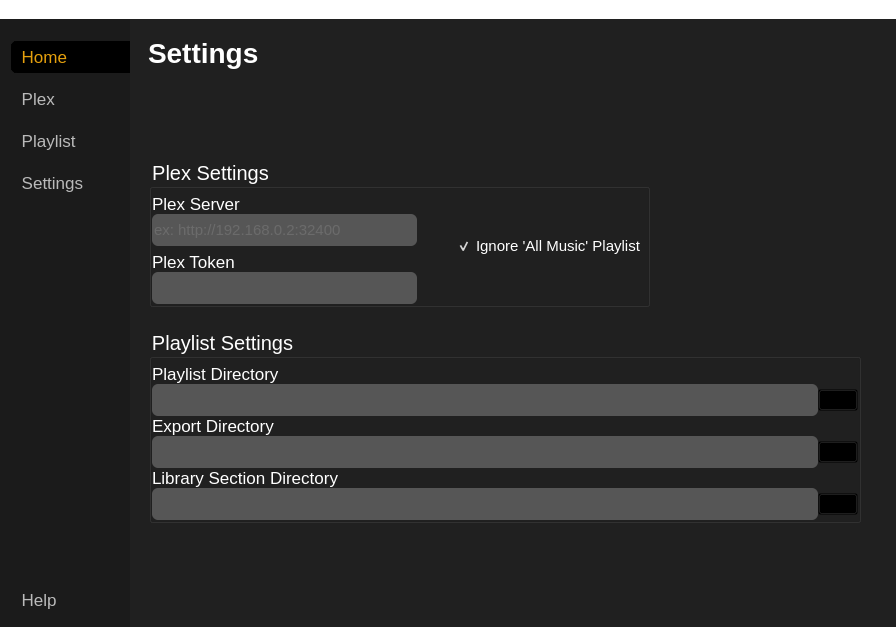
Before: the Qt Designer form main.ui in rchr157/plex-playlists, drawn with Qt 5.
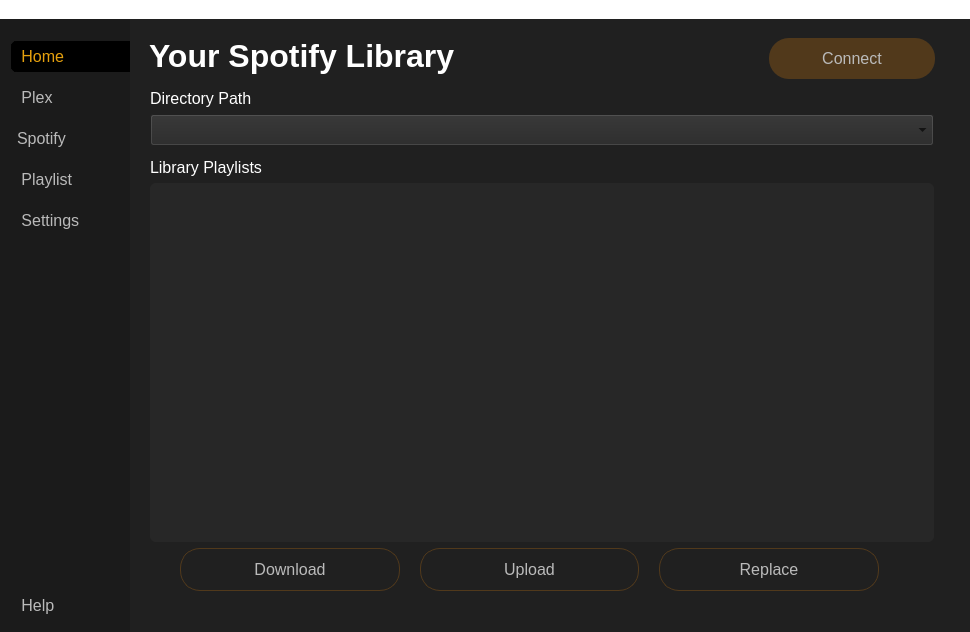
After: the same form once the commit is applied. The open tabs and pages were chosen to show the change. Icons and pictures are not drawn.

Commit message: added spotify functionality, added logging, updated UI

```diff
--- a/main.ui
+++ b/main.ui
@@ -6,8 +6,8 @@
    <rect>
     <x>0</x>
     <y>0</y>
-    <width>890</width>
-    <height>627</height>
+    <width>970</width>
+    <height>630</height>
    </rect>
   </property>
   <property name="windowTitle">
@@ -23,7 +23,7 @@
 	background-color: #565656;
 	color: white;
 	border-radius: 6px;
-	font-size: 15px;
+	font-size: 14px;
 	height: 32;
 }
 QComboBox{
@@ -31,7 +31,7 @@
 	selection-background-color: black;
 	selection-color: white;
 	color: black;
-	font-size: 15px;
+	font-size: 14px;
 	height: 26;
 }
 QListWidget{
@@ -42,11 +42,13 @@
 	alternate-background-color: #565656;
 }
 QLabel{
-	font-size:17px;
+	font-size:16px;
 }
-
-#lbl_home_title, #lbl_plex_title, #lbl_playlist_title, #lbl_settings_title{
-	font-size: 28px}
+QGroupBox{
+	font-size: 23px;
+}
+#lbl_home_title, #lbl_plex_title, #lbl_spotify_title, #lbl_playlist_title, #lbl_settings_title{
+	font-size: 32px}
 
 #centralwidget{
 	background-color: #202020;
@@ -55,12 +57,12 @@
 	background-color: #1B1B1B;
 }
 
-#btn_menu,#btn_plex_page,#btn_playlist_page,#btn_settings_page,#btn_help{
+#btn_menu,#btn_plex_page,#btn_spotify_page,#btn_playlist_page,#btn_settings_page,#btn_help{
 	background-color: #1B1B1B;
 	border: 6px solid #1B1B1B;
 	border-radius: 6px;
 	color: #BABABA;
-	font-size: 17px;
+	font-size: 16px;
 	text-align: left;
 }
 #btn_home_page{
@@ -68,31 +70,31 @@
 	border: 6px solid black;
 	border-radius: 6px;
 	color: #E5A00D;
-	font-size: 17px;
+	font-size: 16px;
 	text-align: left;
 }
 
-#btn_plex_download, #btn_plex_upload, #btn_plex_update{
+#btn_plex_download, #btn_plex_upload, #btn_plex_update, #btn_spotify_download, #btn_spotify_upload, #btn_spotify_update{
 	background-color: transparent;
 	color: #BABABA;
 	border: 1px solid #51391B;
 	border-radius: 20px;
-	font-size: 17px;
+	font-size: 16px;
 	height: 21px;
 	width: 104px;
 	padding: 10px 18px;
 }
-#btn_plex_connect{ 
+#btn_plex_connect, #btn_spotify_connect{ 
 	background-color: #51391B;
 	color: #BABABA;
 	border-radius: 20px;
-	font-size: 18px;
+	font-size: 16px;
 	height: 21px;
 	width: 130px;
 	padding: 10px 18px;
 }
 
-#cmb_library_prepend, #cmb_library_sections{
+#cmb_library_prepend, #cmb_library_sections, #cmb_spotify_prepend{
 	background-color: #272727;
 }
 #btn_playlist_convert, #btn_playlist_combine, #btn_tutorial{
@@ -100,23 +102,22 @@
 	border: 1px solid #E5A00D;
 	color: #E5A00D;
 	border-radius: 20px;
-	font-size: 17px;
+	font-size: 16px;
 	height: 21px;
 	width: 104px;
 	padding: 10px 18px;
 }
 
-#grpbox_plex_settings, #grpbox_playlist_settings{
-	font-size: 20px;
-}
+
 #lned_plex_server{
 	color: gray;
 }
 #chkbx_ignore_all{
-	font-size: 15px;
+	font-size: 16px;
 }
 #btn_add_prepend, #btn_add_section_directory, #btn_playlist_directory, #btn_export_directory{
 	background-color: transparent;
+	border: none;
 }
 
 
@@ -324,8 +325,39 @@
                </property>
                <property name="icon">
                 <iconset resource="resources.qrc">
-                 <normaloff>:/light/icons/light/vinyl-svgrepo-com.svg</normaloff>
-                 <activeon>:/white/icons/white/vinyl-svgrepo-com.svg</activeon>:/light/icons/light/vinyl-svgrepo-com.svg</iconset>
+                 <normaloff>:/light/icons/light/plex-svgrepo-com.svg</normaloff>:/light/icons/light/plex-svgrepo-com.svg</iconset>
+               </property>
+               <property name="iconSize">
+                <size>
+                 <width>24</width>
+                 <height>24</height>
+                </size>
+               </property>
+              </widget>
+             </item>
+             <item alignment="Qt::AlignLeft">
+              <widget class="QPushButton" name="btn_spotify_page">
+               <property name="sizePolicy">
+                <sizepolicy hsizetype="Expanding" vsizetype="Fixed">
+                 <horstretch>0</horstretch>
+                 <verstretch>0</verstretch>
+                </sizepolicy>
+               </property>
+               <property name="minimumSize">
+                <size>
+                 <width>130</width>
+                 <height>0</height>
+                </size>
+               </property>
+               <property name="cursor">
+                <cursorShape>PointingHandCursor</cursorShape>
+               </property>
+               <property name="text">
+                <string>Spotify</string>
+               </property>
+               <property name="icon">
+                <iconset resource="resources.qrc">
+                 <normaloff>:/light/icons/light/spotify-svgrepo-com.svg</normaloff>:/light/icons/light/spotify-svgrepo-com.svg</iconset>
                </property>
                <property name="iconSize">
                 <size>
@@ -914,6 +946,282 @@
                  </item>
                 </layout>
                </widget>
+               <widget class="QWidget" name="page_spotify">
+                <layout class="QVBoxLayout" name="verticalLayout_28">
+                 <property name="spacing">
+                  <number>0</number>
+                 </property>
+                 <item alignment="Qt::AlignTop">
+                  <widget class="QFrame" name="frame_spotify_title">
+                   <property name="frameShape">
+                    <enum>QFrame::StyledPanel</enum>
+                   </property>
+                   <property name="frameShadow">
+                    <enum>QFrame::Raised</enum>
+                   </property>
+                   <layout class="QHBoxLayout" name="horizontalLayout_19">
+                    <property name="topMargin">
+                     <number>9</number>
+                    </property>
+                    <property name="rightMargin">
+                     <number>25</number>
+                    </property>
+                    <property name="bottomMargin">
+                     <number>0</number>
+                    </property>
+                    <item alignment="Qt::AlignLeft|Qt::AlignTop">
+                     <widget class="QLabel" name="lbl_spotify_title">
+                      <property name="font">
+                       <font>
+                        <pointsize>-1</pointsize>
+                        <weight>75</weight>
+                        <bold>true</bold>
+                       </font>
+                      </property>
+                      <property name="text">
+                       <string>Your Spotify Library</string>
+                      </property>
+                     </widget>
+                    </item>
+                    <item alignment="Qt::AlignRight|Qt::AlignTop">
+                     <widget class="QPushButton" name="btn_spotify_connect">
+                      <property name="enabled">
+                       <bool>false</bool>
+                      </property>
+                      <property name="cursor">
+                       <cursorShape>PointingHandCursor</cursorShape>
+                      </property>
+                      <property name="text">
+                       <string>Connect</string>
+                      </property>
+                      <property name="icon">
+                       <iconset resource="resources.qrc">
+                        <normaloff>:/light/icons/light/server-square-cloud-svgrepo-com.svg</normaloff>:/light/icons/light/server-square-cloud-svgrepo-com.svg</iconset>
+                      </property>
+                      <property name="iconSize">
+                       <size>
+                        <width>24</width>
+                        <height>24</height>
+                       </size>
+                      </property>
+                     </widget>
+                    </item>
+                   </layout>
+                  </widget>
+                 </item>
+                 <item>
+                  <widget class="QFrame" name="frame_spotify_body">
+                   <property name="frameShape">
+                    <enum>QFrame::StyledPanel</enum>
+                   </property>
+                   <property name="frameShadow">
+                    <enum>QFrame::Raised</enum>
+                   </property>
+                   <layout class="QVBoxLayout" name="verticalLayout_31">
+                    <property name="spacing">
+                     <number>10</number>
+                    </property>
+                    <property name="topMargin">
+                     <number>7</number>
+                    </property>
+                    <property name="rightMargin">
+                     <number>25</number>
+                    </property>
+                    <property name="bottomMargin">
+                     <number>0</number>
+                    </property>
+                    <item>
+                     <widget class="QFrame" name="frame_12">
+                      <property name="frameShape">
+                       <enum>QFrame::StyledPanel</enum>
+                      </property>
+                      <property name="frameShadow">
+                       <enum>QFrame::Raised</enum>
+                      </property>
+                      <layout class="QVBoxLayout" name="verticalLayout_30">
+                       <property name="spacing">
+                        <number>6</number>
+                       </property>
+                       <property name="leftMargin">
+                        <number>0</number>
+                       </property>
+                       <property name="topMargin">
+                        <number>0</number>
+                       </property>
+                       <property name="rightMargin">
+                        <number>0</number>
+                       </property>
+                       <property name="bottomMargin">
+                        <number>0</number>
+                       </property>
+                       <item>
+                        <widget class="QLabel" name="lbl_spotify_prepend">
+                         <property name="font">
+                          <font>
+                           <pointsize>-1</pointsize>
+                          </font>
+                         </property>
+                         <property name="whatsThis">
+                          <string/>
+                         </property>
+                         <property name="text">
+                          <string>Directory Path</string>
+                         </property>
+                        </widget>
+                       </item>
+                       <item>
+                        <widget class="QComboBox" name="cmb_spotify_prepend">
+                         <property name="enabled">
+                          <bool>false</bool>
+                         </property>
+                         <property name="font">
+                          <font>
+                           <pointsize>-1</pointsize>
+                          </font>
+                         </property>
+                        </widget>
+                       </item>
+                      </layout>
+                     </widget>
+                    </item>
+                    <item>
+                     <widget class="QFrame" name="frame_11">
+                      <property name="frameShape">
+                       <enum>QFrame::StyledPanel</enum>
+                      </property>
+                      <property name="frameShadow">
+                       <enum>QFrame::Raised</enum>
+                      </property>
+                      <layout class="QVBoxLayout" name="verticalLayout_29">
+                       <property name="spacing">
+                        <number>6</number>
+                       </property>
+                       <property name="leftMargin">
+                        <number>0</number>
+                       </property>
+                       <property name="topMargin">
+                        <number>0</number>
+                       </property>
+                       <property name="rightMargin">
+                        <number>0</number>
+                       </property>
+                       <property name="bottomMargin">
+                        <number>0</number>
+                       </property>
+                       <item>
+                        <widget class="QLabel" name="lbl_spotify_playlists">
+                         <property name="font">
+                          <font>
+                           <pointsize>-1</pointsize>
+                          </font>
+                         </property>
+                         <property name="text">
+                          <string>Library Playlists</string>
+                         </property>
+                        </widget>
+                       </item>
+                       <item>
+                        <widget class="QListWidget" name="list_spotify_playlist">
+                         <property name="enabled">
+                          <bool>false</bool>
+                         </property>
+                         <property name="font">
+                          <font>
+                           <pointsize>11</pointsize>
+                          </font>
+                         </property>
+                         <property name="alternatingRowColors">
+                          <bool>true</bool>
+                         </property>
+                         <property name="selectionMode">
+                          <enum>QAbstractItemView::ExtendedSelection</enum>
+                         </property>
+                        </widget>
+                       </item>
+                       <item>
+                        <layout class="QHBoxLayout" name="horizontalLayout_20">
+                         <property name="spacing">
+                          <number>20</number>
+                         </property>
+                         <property name="leftMargin">
+                          <number>30</number>
+                         </property>
+                         <property name="topMargin">
+                          <number>0</number>
+                         </property>
+                         <property name="rightMargin">
+                          <number>55</number>
+                         </property>
+                         <item>
+                          <widget class="QPushButton" name="btn_spotify_download">
+                           <property name="enabled">
+                            <bool>false</bool>
+                           </property>
+                           <property name="text">
+                            <string>Download</string>
+                           </property>
+                           <property name="icon">
+                            <iconset resource="resources.qrc">
+                             <normaloff>:/light/icons/light/cloud-download-svgrepo-com.svg</normaloff>:/light/icons/light/cloud-download-svgrepo-com.svg</iconset>
+                           </property>
+                           <property name="iconSize">
+                            <size>
+                             <width>24</width>
+                             <height>24</height>
+                            </size>
+                           </property>
+                          </widget>
+                         </item>
+                         <item>
+                          <widget class="QPushButton" name="btn_spotify_upload">
+                           <property name="enabled">
+                            <bool>false</bool>
+                           </property>
+                           <property name="text">
+                            <string>Upload</string>
+                           </property>
+                           <property name="icon">
+                            <iconset resource="resources.qrc">
+                             <normaloff>:/light/icons/light/cloud-upload-svgrepo-com.svg</normaloff>:/light/icons/light/cloud-upload-svgrepo-com.svg</iconset>
+                           </property>
+                           <property name="iconSize">
+                            <size>
+                             <width>24</width>
+                             <height>24</height>
+                            </size>
+                           </property>
+                          </widget>
+                         </item>
+                         <item>
+                          <widget class="QPushButton" name="btn_spotify_update">
+                           <property name="enabled">
+                            <bool>false</bool>
+                           </property>
+                           <property name="text">
+                            <string>Replace</string>
+                           </property>
+                           <property name="icon">
+                            <iconset resource="resources.qrc">
+                             <normaloff>:/light/icons/light/refresh-svgrepo-com.svg</normaloff>:/light/icons/light/refresh-svgrepo-com.svg</iconset>
+                           </property>
+                           <property name="iconSize">
+                            <size>
+                             <width>24</width>
+                             <height>24</height>
+                            </size>
+                           </property>
+                          </widget>
+                         </item>
+                        </layout>
+                       </item>
+                      </layout>
+                     </widget>
+                    </item>
+                   </layout>
+                  </widget>
+                 </item>
+                </layout>
+               </widget>
                <widget class="QWidget" name="page_playlists">
                 <layout class="QVBoxLayout" name="verticalLayout_22">
                  <item>
@@ -1506,7 +1814,7 @@
                  <property name="spacing">
                   <number>0</number>
                  </property>
-                 <item>
+                 <item alignment="Qt::AlignTop">
                   <widget class="QWidget" name="frame_settings_title" native="true">
                    <layout class="QHBoxLayout" name="horizontalLayout_12">
                     <property name="spacing">
@@ -1560,7 +1868,7 @@
                       </property>
                       <layout class="QHBoxLayout" name="horizontalLayout_13">
                        <property name="spacing">
-                        <number>0</number>
+                        <number>20</number>
                        </property>
                        <property name="leftMargin">
                         <number>0</number>
@@ -1579,7 +1887,7 @@
                          <property name="title">
                           <string>Plex Settings</string>
                          </property>
-                         <layout class="QHBoxLayout" name="horizontalLayout_14">
+                         <layout class="QHBoxLayout" name="horizontalLayout_21">
                           <property name="spacing">
                            <number>0</number>
                           </property>
@@ -1625,10 +1933,16 @@
                                <widget class="QLineEdit" name="lned_plex_server">
                                 <property name="minimumSize">
                                  <size>
-                                  <width>265</width>
+                                  <width>0</width>
                                   <height>0</height>
                                  </size>
                                 </property>
+                                <property name="maximumSize">
+                                 <size>
+                                  <width>250</width>
+                                  <height>16777215</height>
+                                 </size>
+                                </property>
                                 <property name="placeholderText">
                                  <string>ex: http://192.168.0.2:32400</string>
                                 </property>
@@ -1650,6 +1964,12 @@
                               </item>
                               <item>
                                <widget class="QLineEdit" name="lned_plex_token">
+                                <property name="maximumSize">
+                                 <size>
+                                  <width>250</width>
+                                  <height>16777215</height>
+                                 </size>
+                                </property>
                                 <property name="echoMode">
                                  <enum>QLineEdit::Normal</enum>
                                 </property>
@@ -1657,33 +1977,147 @@
                               </item>
                              </layout>
                             </item>
+                            <item>
+                             <widget class="QFrame" name="frame_9">
+                              <property name="frameShape">
+                               <enum>QFrame::StyledPanel</enum>
+                              </property>
+                              <property name="frameShadow">
+                               <enum>QFrame::Raised</enum>
+                              </property>
+                              <layout class="QVBoxLayout" name="verticalLayout_35">
+                               <item>
+                                <widget class="QCheckBox" name="chkbx_ignore_all">
+                                 <property name="cursor">
+                                  <cursorShape>PointingHandCursor</cursorShape>
+                                 </property>
+                                 <property name="text">
+                                  <string>Ignore 'All Music' Playlist</string>
+                                 </property>
+                                 <property name="checked">
+                                  <bool>true</bool>
+                                 </property>
+                                </widget>
+                               </item>
+                              </layout>
+                             </widget>
+                            </item>
                            </layout>
                           </item>
+                         </layout>
+                        </widget>
+                       </item>
+                       <item>
+                        <widget class="QGroupBox" name="groupbox_spotify_settings">
+                         <property name="title">
+                          <string>Spotify Settings</string>
+                         </property>
+                         <layout class="QHBoxLayout" name="horizontalLayout_14">
                           <item>
-                           <spacer name="horizontalSpacer">
-                            <property name="orientation">
-                             <enum>Qt::Horizontal</enum>
+                           <layout class="QVBoxLayout" name="verticalLayout_32">
+                            <property name="spacing">
+                             <number>6</number>
                             </property>
-                            <property name="sizeHint" stdset="0">
-                             <size>
-                              <width>40</width>
-                              <height>20</height>
-                             </size>
+                            <property name="topMargin">
+                             <number>5</number>
                             </property>
-                           </spacer>
-                          </item>
-                          <item alignment="Qt::AlignVCenter">
-                           <widget class="QCheckBox" name="chkbx_ignore_all">
-                            <property name="cursor">
-                             <cursorShape>PointingHandCursor</cursorShape>
+                            <property name="bottomMargin">
+                             <number>0</number>
                             </property>
-                            <property name="text">
-                             <string>Ignore 'All Music' Playlist</string>
-                            </property>
-                            <property name="checked">
-                             <bool>true</bool>
-                            </property>
-                           </widget>
+                            <item>
+                             <layout class="QVBoxLayout" name="verticalLayout_33">
+                              <property name="spacing">
+                               <number>0</number>
+                              </property>
+                              <property name="bottomMargin">
+                               <number>0</number>
+                              </property>
+                              <item>
+                               <widget class="QLabel" name="lbl_spotify_clientid">
+                                <property name="text">
+                                 <string>Client ID</string>
+                                </property>
+                               </widget>
+                              </item>
+                              <item>
+                               <widget class="QLineEdit" name="lned_spotify_clientid">
+                                <property name="minimumSize">
+                                 <size>
+                                  <width>0</width>
+                                  <height>0</height>
+                                 </size>
+                                </property>
+                                <property name="maximumSize">
+                                 <size>
+                                  <width>250</width>
+                                  <height>16777215</height>
+                                 </size>
+                                </property>
+                               </widget>
+                              </item>
+                             </layout>
+                            </item>
+                            <item>
+                             <layout class="QVBoxLayout" name="verticalLayout_34">
+                              <property name="spacing">
+                               <number>0</number>
+                              </property>
+                              <item>
+                               <widget class="QLabel" name="lbl_spotify_secret">
+                                <property name="text">
+                                 <string>Secret Key</string>
+                                </property>
+                               </widget>
+                              </item>
+                              <item>
+                               <widget class="QLineEdit" name="lned_spotify_secret">
+                                <property name="minimumSize">
+                                 <size>
+                                  <width>0</width>
+                                  <height>0</height>
+                                 </size>
+                                </property>
+                                <property name="maximumSize">
+                                 <size>
+                                  <width>250</width>
+                                  <height>16777215</height>
+                                 </size>
+                                </property>
+                                <property name="echoMode">
+                                 <enum>QLineEdit::Normal</enum>
+                                </property>
+                               </widget>
+                              </item>
+                             </layout>
+                            </item>
+                            <item>
+                             <layout class="QVBoxLayout" name="verticalLayout_38">
+                              <item>
+                               <widget class="QLabel" name="lbl_spotify_redirect">
+                                <property name="text">
+                                 <string>Redirect URI</string>
+                                </property>
+                               </widget>
+                              </item>
+                              <item>
+                               <widget class="QLineEdit" name="lned_spotify_redirect">
+                                <property name="minimumSize">
+                                 <size>
+                                  <width>0</width>
+                                  <height>0</height>
+                                 </size>
+                                </property>
+                                <property name="maximumSize">
+                                 <size>
+                                  <width>250</width>
+                                  <height>16777215</height>
+                                 </size>
+                                </property>
+                               </widget>
+                              </item>
+                             </layout>
+                            </item>
+                           </layout>
                           </item>
                          </layout>
                         </widget>
@@ -1966,7 +2400,7 @@
     <rect>
      <x>0</x>
      <y>0</y>
-     <width>890</width>
+     <width>970</width>
      <height>27</height>
     </rect>
    </property>
```
Left out of the diff: 33 changed lines with no effect on the pictures. The commit also changes 10 other files.
